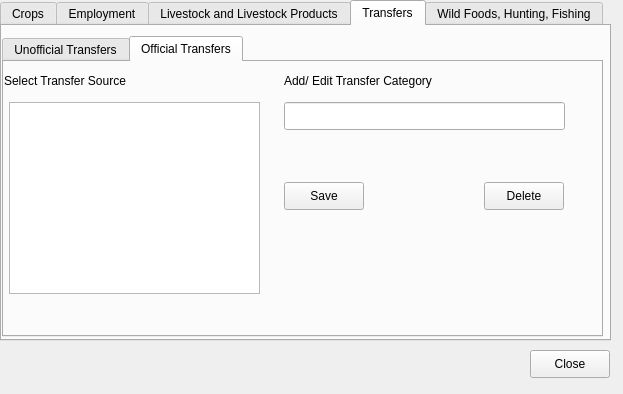
Old version of the form src/openihm/gui/designs/ui_manageincomedetails.ui in the repository snim2mirror/openihm.
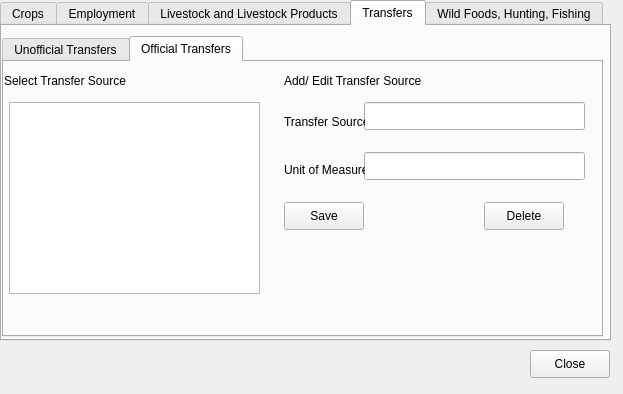
New version of the form.

Commit message: updating interfaces and code for asset management, simulation, income source details management

The edit to the form file:
```diff
--- a/src/openihm/gui/designs/ui_manageincomedetails.ui
+++ b/src/openihm/gui/designs/ui_manageincomedetails.ui
@@ -595,7 +595,7 @@
         </rect>
        </property>
        <property name="text">
-        <string>Add/ Edit Transfer Category</string>
+        <string>Add/ Edit Transfer Source</string>
        </property>
       </widget>
       <widget class="QListView" name="transferSourcesListView">
@@ -615,7 +615,7 @@
        <property name="geometry">
         <rect>
          <x>480</x>
-         <y>120</y>
+         <y>140</y>
          <width>80</width>
          <height>28</height>
         </rect>
@@ -641,7 +641,7 @@
        <property name="geometry">
         <rect>
          <x>280</x>
-         <y>120</y>
+         <y>140</y>
          <width>80</width>
          <height>28</height>
         </rect>
@@ -653,9 +653,9 @@
       <widget class="QLineEdit" name="txtTransferSources">
        <property name="geometry">
         <rect>
-         <x>280</x>
+         <x>360</x>
          <y>40</y>
-         <width>281</width>
+         <width>221</width>
          <height>28</height>
         </rect>
        </property>
@@ -663,6 +663,42 @@
         <string>Transfer Source should be 'Internal' or 'External'</string>
        </property>
       </widget>
+      <widget class="QLineEdit" name="txtOTransferUnitofMeasure">
+       <property name="geometry">
+        <rect>
+         <x>360</x>
+         <y>90</y>
+         <width>221</width>
+         <height>28</height>
+        </rect>
+       </property>
+      </widget>
+      <widget class="QLabel" name="label_5">
+       <property name="geometry">
+        <rect>
+         <x>280</x>
+         <y>100</y>
+         <width>81</width>
+         <height>16</height>
+        </rect>
+       </property>
+       <property name="text">
+        <string>Unit of Measure</string>
+       </property>
+      </widget>
+      <widget class="QLabel" name="label_10">
+       <property name="geometry">
+        <rect>
+         <x>280</x>
+         <y>50</y>
+         <width>81</width>
+         <height>20</height>
+        </rect>
+       </property>
+       <property name="text">
+        <string>Transfer Source</string>
+       </property>
+      </widget>
      </widget>
     </widget>
    </widget>
```
Left out of the diff: 10 changed lines with no effect on the pictures. The commit also changes 3 other files.
